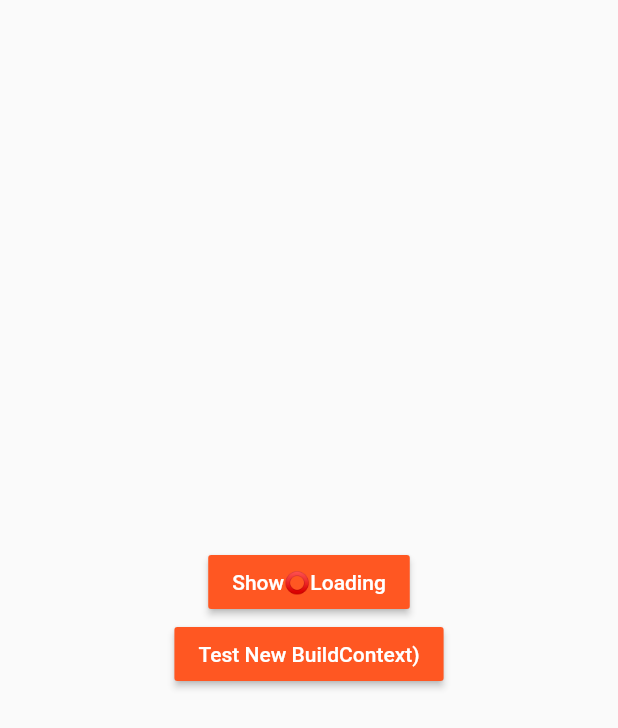
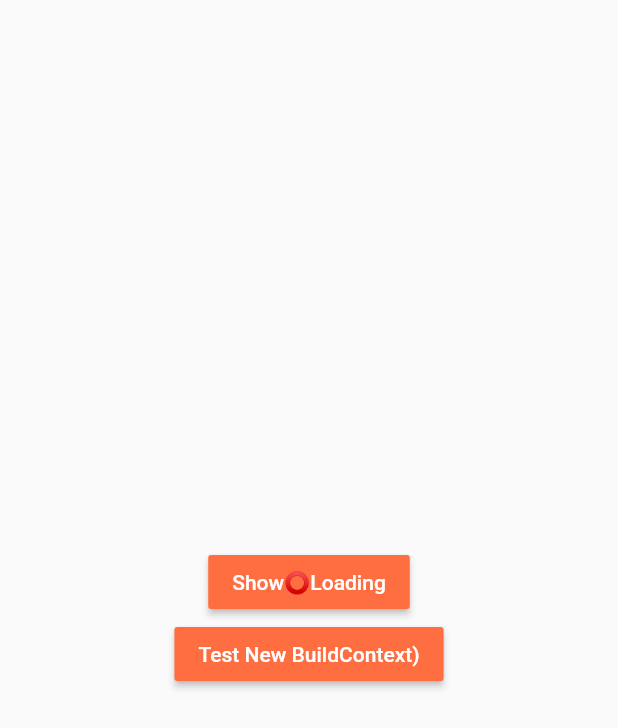
Before and after one commit to xmas25/jd_loading, a Flutter app: the screen it shows after launch, on a phone screen of 412 x 824 dp. Shown: the top 728 px of the screen. Run offline on Flutter 3.47's test engine with Material 2 defaults, Android fonts, the light colour scheme and no system bars.

Commit message:
修复loading背景bug

```diff
--- a/example/lib/main.dart
+++ b/example/lib/main.dart
@@ -28,7 +28,7 @@ class MyApp extends StatelessWidget {
                   'Show⭕️Loading',
                   style: TextStyle(color: Colors.white),
                 ),
-                color: Colors.deepOrange,
+                color: Colors.deepOrangeAccent,
                 onPressed: () {
                   JDLoading.loading(context);
                   Future.delayed(Duration(seconds: 5)).then((onValue) {
@@ -40,7 +40,7 @@ class MyApp extends StatelessWidget {
                   'Test New BuildContext)',
                   style: TextStyle(color: Colors.white),
                 ),
-                color: Colors.deepOrange,
+                color: Colors.deepOrangeAccent,
                 onPressed: () {
                   Navigator.push(
                     context,
--- a/pubspec.yaml
+++ b/pubspec.yaml
@@ -1,6 +1,6 @@
 name: jd_loading
 description: For The Jingdong APP, Flutter version unified loading package, can be directly introduced into the project to use, or can be imported by custom Widget,just use it now.
-version: 0.1.3
+version: 0.1.4
 homepage: https://github.com/wei-spring/jd_loading
 
 environment:
```
Also changed, not shown: example/lib/new_page.dart (+5 -7 lines), lib/jd_loading.dart (+2 -18 lines), example/pubspec.lock, 2 other files.
